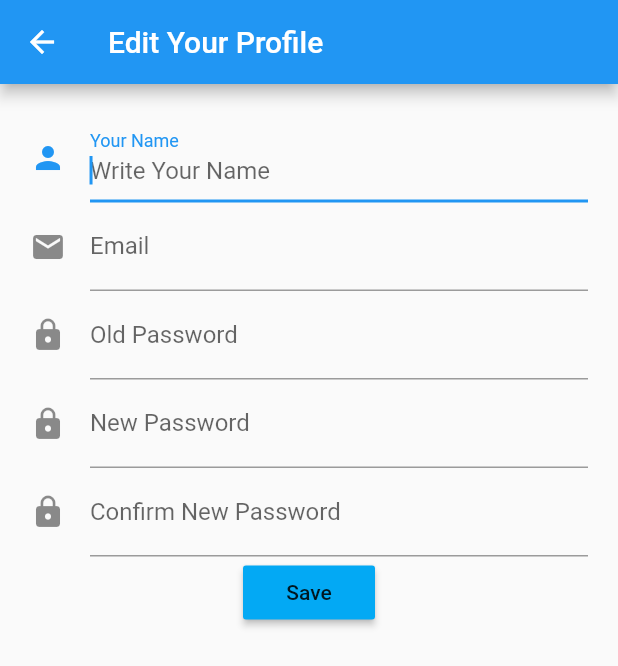
After one commit to A-Alii/Medical-Analysis-Reader, a Flutter app: the Edit screen opened directly, on a phone screen of 412 x 824 dp. The commit adds this screen. Shown: the top 666 px of the screen. Run offline on Flutter 3.47's test engine with Material 2 defaults, Android fonts, the phone set to English and light mode, and no system bars; our stand-ins replace curved_navigation_bar, image_cropper, image_picker.

Commit message:
edit profile

```diff
--- /dev/null
+++ b/lib/Pages/edit.dart
@@ -0,0 +1,78 @@
+import 'package:flutter/material.dart';
+
+class Edit extends StatefulWidget {
+  @override
+  State<StatefulWidget> createState() {
+    // TODO: implement createState
+    return new _EditStates();
+  }
+}
+
+class _EditStates extends State<Edit> {
+  @override
+  Widget build(BuildContext context) {
+    // TODO: implement build
+    return new Scaffold(
+      appBar: AppBar(
+        title: new Text("Edit Your Profile"),
+      ),
+      body: new Container(
+        padding: new EdgeInsets.all(20),
+        child: new Column(
+          children: [
+            new TextField(
+              keyboardType: TextInputType.name,
+              autocorrect: true,
+              autofocus: true,
+              decoration: new InputDecoration(
+                  icon: Icon(Icons.person),
+                  hintText: "Write Your Name",
+                  labelText: "Your Name"),
+            ),
+            new TextField(
+              keyboardType: TextInputType.emailAddress,
+              autocorrect: true,
+              autofocus: true,
+              decoration: new InputDecoration(
+                  icon: Icon(Icons.email),
+                  hintText: "Write Your Email",
+                  labelText: "Email"),
+            ),
+            new TextField(
+              keyboardType: TextInputType.visiblePassword,
+              autocorrect: true,
+              autofocus: true,
+              decoration: new InputDecoration(
+                  icon: Icon(Icons.lock),
+                  hintText: "Write Your User Old Password",
+                  labelText: "Old Password"),
+            ),
+            new TextField(
+              keyboardType: TextInputType.visiblePassword,
+              autocorrect: true,
+              autofocus: true,
+              decoration: new InputDecoration(
+                  icon: Icon(Icons.lock),
+                  hintText: "Write Your User New Password",
+                  labelText: "New Password"),
+            ),
+            new TextField(
+              keyboardType: TextInputType.visiblePassword,
+              autocorrect: true,
+              autofocus: true,
+              decoration: new InputDecoration(
+                  icon: Icon(Icons.lock),
+                  hintText: "Confirm Your User Password",
+                  labelText: "Confirm New Password"),
+            ),
+            RaisedButton(
+              onPressed: () {},
+              child: Text("Save"),
+              color: Colors.lightBlue,
+            )
+          ],
+        ),
+      ),
+    );
+  }
+}
```
Also changed, not shown: lib/Components/mydrawer.dart (+5 -13 lines), lib/Pages/know-analysis.dart (+82 -2 lines), lib/Pages/notes-on-analysis.dart (added, +155 -0 lines), lib/Pages/notes_on_analysis.dart (deleted, +0 -162 lines), lib/Pages/show-analysis-result.dart (+1 -8 lines), lib/main.dart (+8 -25 lines).
